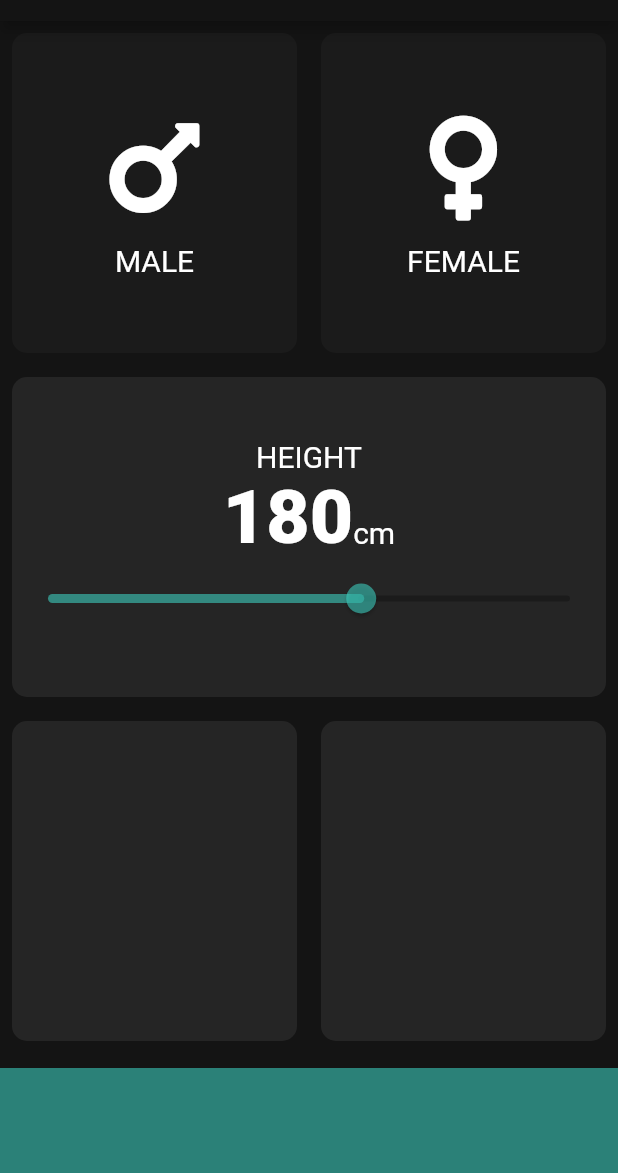
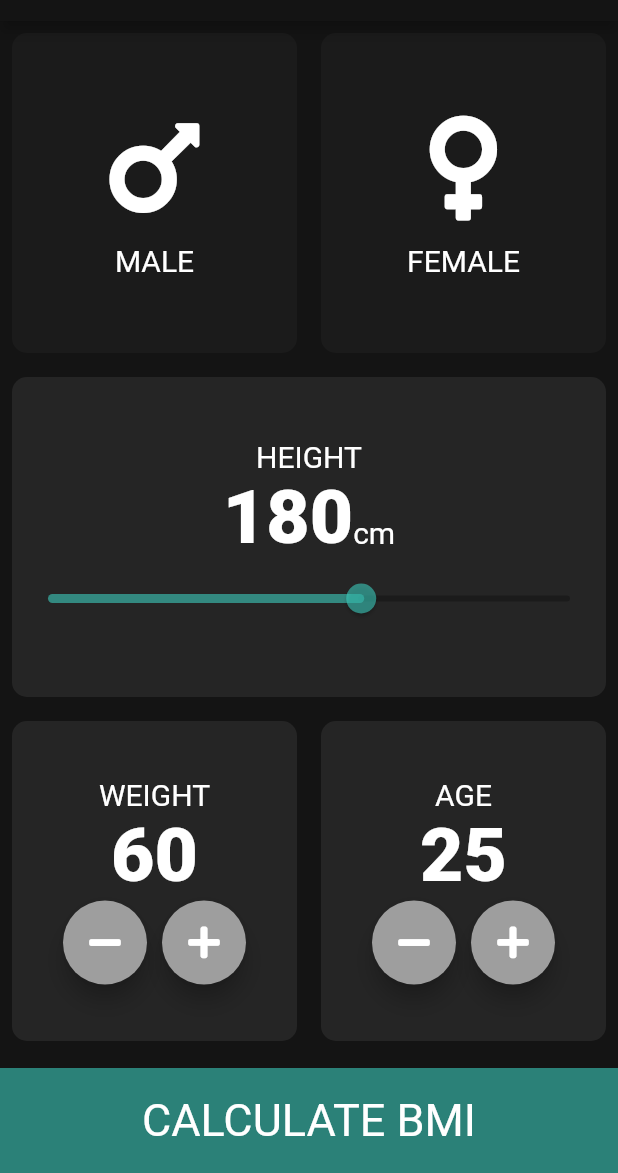
Before and after one commit to vashudev-dhama/bmi_calc_flutter, a Flutter app: the screen it shows after launch, on a phone screen of 412 x 824 dp, the part 63-1236 px from its top. Run offline on Flutter 3.47's test engine with Material 2 defaults, Android fonts, the phone set to English and light mode, and no system bars; our stand-ins replace font_awesome_flutter.

Commit message:
app UI part done

```diff
--- a/lib/card_content.dart
+++ b/lib/card_content.dart
@@ -1,13 +1,15 @@
+import 'package:bmi_calculator/reusable_button.dart';
 import 'package:flutter/material.dart';
 import 'constants.dart';
+import 'package:font_awesome_flutter/font_awesome_flutter.dart';
 
-class CardContent extends StatelessWidget {
+class GenderCardContent extends StatelessWidget {
   //card text
   final String textContent;
   //card icon
   final IconData icon;
 
-  CardContent({this.icon, this.textContent});
+  GenderCardContent({this.icon, this.textContent});
 
   @override
   Widget build(BuildContext context) {
@@ -29,3 +31,67 @@ class CardContent extends StatelessWidget {
     );
   }
 }
+
+class NumericCardContent extends StatefulWidget {
+  /// Label text on this tile card
+  final String labelText;
+
+  /// Default value of [labelText] on tile card
+  final int defaultValue;
+
+  NumericCardContent({@required this.labelText, @required this.defaultValue});
+
+  @override
+  _NumericCardContentState createState() =>
+      _NumericCardContentState(value: defaultValue);
+}
+
+class _NumericCardContentState extends State<NumericCardContent> {
+  int value;
+
+  _NumericCardContentState({@required this.value});
+
+  @override
+  Widget build(BuildContext context) {
+    return Column(
+      mainAxisAlignment: MainAxisAlignment.center,
+      children: <Widget>[
+        Text(
+          widget.labelText,
+          style: kLabelTextStyle,
+        ),
+        Text(
+          value.toString(),
+          style: kNumericTextStyle,
+        ),
+
+        /// To render two icon buttons
+        Row(
+          mainAxisAlignment: MainAxisAlignment.center,
+          children: <Widget>[
+            ReusableButton(
+              icon: FontAwesomeIcons.minus,
+              onPressed: () {
+                setState(() {
+                  print(value);
+                  value--;
+                });
+              },
+            ),
+            SizedBox(
+              width: 10.0,
+            ),
+            ReusableButton(
+              icon: FontAwesomeIcons.plus,
+              onPressed: () {
+                setState(() {
+                  value++;
+                });
+              },
+            ),
+          ],
+        ),
+      ],
+    );
+  }
+}
--- a/lib/input_page.dart
+++ b/lib/input_page.dart
@@ -45,7 +45,7 @@ class _InputPageState extends State<InputPage> {
                     tileColor: userGender == Gender.male
                         ? kActiveCardColor
                         : kInactiveCardColor,
-                    cardChild: CardContent(
+                    cardChild: GenderCardContent(
                       icon: FontAwesomeIcons.mars,
                       textContent: 'MALE',
                     ),
@@ -62,7 +62,7 @@ class _InputPageState extends State<InputPage> {
                     tileColor: userGender == Gender.female
                         ? kActiveCardColor
                         : kInactiveCardColor,
-                    cardChild: CardContent(
+                    cardChild: GenderCardContent(
                       icon: FontAwesomeIcons.venus,
                       textContent: 'FEMALE',
                     ),
@@ -118,17 +118,31 @@ class _InputPageState extends State<InputPage> {
                 Expanded(
                   child: ReusableTiles(
                     tileColor: kActiveCardColor,
+                    cardChild: NumericCardContent(
+                      labelText: 'WEIGHT',
+                      defaultValue: 60,
+                    ),
                   ),
                 ),
                 Expanded(
                   child: ReusableTiles(
                     tileColor: kActiveCardColor,
+                    cardChild: NumericCardContent(
+                      labelText: 'AGE',
+                      defaultValue: 25,
+                    ),
                   ),
                 ),
               ],
             ),
           ),
           Container(
+            child: Center(
+              child: Text(
+                'CALCULATE BMI',
+                style: TextStyle(fontSize: 30.0),
+              ),
+            ),
             margin: EdgeInsets.only(top: 10.0),
             color: kBottomContainerColor,
             height: 70.0,
--- /dev/null
+++ b/lib/reusable_button.dart
@@ -0,0 +1,46 @@
+import 'package:flutter/material.dart';
+
+class ReusableButton extends StatelessWidget {
+  /// What should button do on press?
+  final Function onPressed;
+
+  /// Icon to be appear on this button.
+  final IconData icon;
+
+  /// Shape of this button.
+  final ShapeBorder shape;
+
+  /// Color of button.
+  final Color buttonColor;
+
+  /// Elevation for this button.
+  final double elevation;
+
+  /// Dimensions for this button.
+  final double width;
+  final double height;
+
+  ReusableButton(
+      {@required this.icon,
+      @required this.onPressed,
+      this.shape = const CircleBorder(),
+      this.width = 56.0,
+      this.height = 56.0,
+      this.buttonColor = Colors.grey,
+      this.elevation = 6.0});
+
+  @override
+  Widget build(BuildContext context) {
+    return RawMaterialButton(
+      onPressed: onPressed,
+      elevation: elevation,
+      child: Icon(icon),
+      shape: shape,
+      fillColor: buttonColor,
+      constraints: BoxConstraints.tightFor(
+        width: width,
+        height: height,
+      ),
+    );
+  }
+}
--- a/lib/reusable_tiles.dart
+++ b/lib/reusable_tiles.dart
@@ -1,6 +1,6 @@
 import 'package:flutter/material.dart';
 
-class ReusableTiles extends StatelessWidget {
+class ReusableTiles extends StatefulWidget {
   //for tile color
   final Color tileColor;
   //for tile content child
@@ -11,13 +11,18 @@ class ReusableTiles extends StatelessWidget {
   ReusableTiles({@required this.tileColor, this.cardChild, this.onTapFunction});
 
   @override
+  _ReusableTilesState createState() => _ReusableTilesState();
+}
+
+class _ReusableTilesState extends State<ReusableTiles> {
+  @override
   Widget build(BuildContext context) {
     return GestureDetector(
-      onTap: onTapFunction,
+      onTap: widget.onTapFunction,
       child: Container(
-        child: cardChild,
+        child: widget.cardChild,
         decoration: BoxDecoration(
-          color: tileColor,
+          color: widget.tileColor,
           borderRadius: BorderRadius.circular(10.0),
         ),
         margin: EdgeInsets.all(8.0),
```
